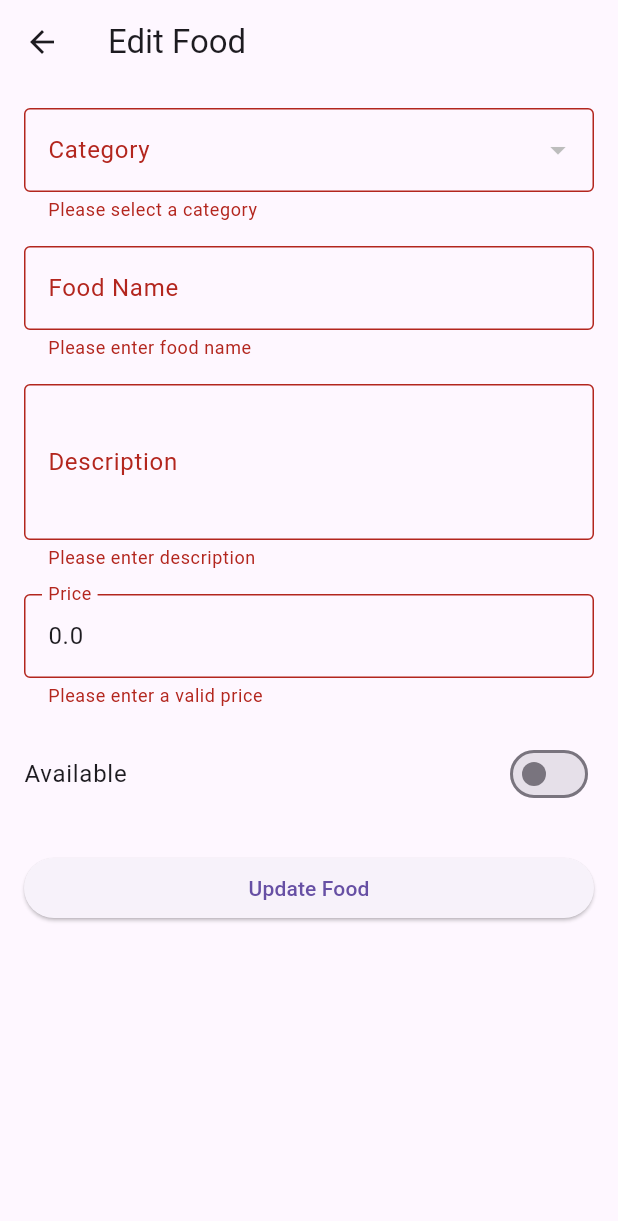
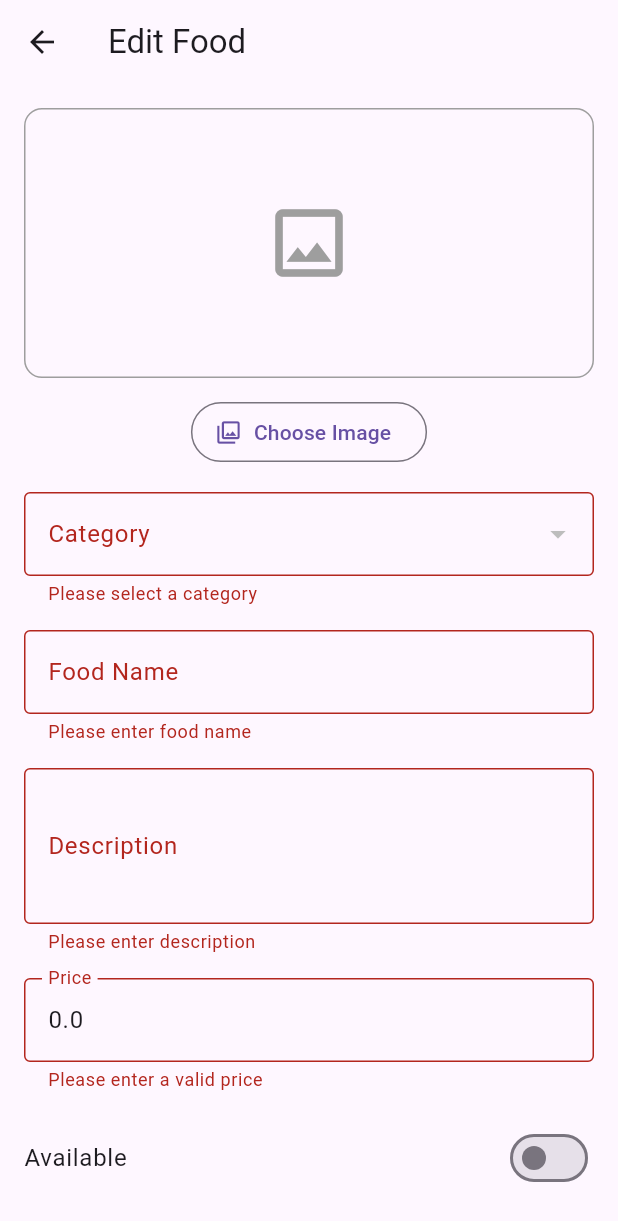
Before and after one commit to RawalAnuma/restaurant_management_app, a Flutter app: the EditFoodScreen screen opened directly with empty values, after a tap on "Update Food", on a phone screen of 412 x 824 dp. Shown: the top 1221 px of the screen. Run offline on Flutter 3.47's test engine with Material 3 defaults, Android fonts, the light colour scheme and no system bars; our stand-ins replace image_picker, shared_preferences; accounts and stored records are empty; network calls fail.

Commit message:
feat: add food image editing

```diff
--- a/lib/screens/edit_food_screen.dart
+++ b/lib/screens/edit_food_screen.dart
@@ -1,3 +1,6 @@
+import 'dart:io';
+
+import 'package:image_picker/image_picker.dart';
 import 'package:flutter/material.dart';
 import 'package:provider/provider.dart';
 
@@ -24,6 +27,21 @@ class _EditFoodScreenState extends State<EditFoodScreen> {
 
   CategoryModel? _selectedCategory;
   late bool _status;
+  File? _selectedImage;
+
+  Future<void> _pickImage() async {
+    final picker = ImagePicker();
+
+    final pickedFile = await picker.pickImage(source: ImageSource.gallery);
+
+    if (pickedFile == null) {
+      return;
+    }
+
+    setState(() {
+      _selectedImage = File(pickedFile.path);
+    });
+  }
 
   @override
   void initState() {
@@ -77,18 +95,38 @@ class _EditFoodScreenState extends State<EditFoodScreen> {
       return;
     }
 
+    if (_selectedCategory == null) {
+      ScaffoldMessenger.of(
+        context,
+      ).showSnackBar(const SnackBar(content: Text('Please select a category')));
+      return;
+    }
+
     final foodProvider = context.read<FoodProvider>();
 
     try {
+      if (_selectedImage != null) {
+        // New image selected
+        await foodProvider.updateFoodWithImage(
+          id: widget.food.id,
+          categoryId: _selectedCategory!.id,
+          name: _nameController.text.trim(),
+          description: _descriptionController.text.trim(),
+          price: double.parse(_priceController.text.trim()),
+          image: _selectedImage!,
+          status: _status,
+        );
+      } else {
+        // No new image selected
         await foodProvider.updateFood(
           id: widget.food.id,
           categoryId: _selectedCategory!.id,
           name: _nameController.text.trim(),
           description: _descriptionController.text.trim(),
           price: double.parse(_priceController.text.trim()),
-        image: widget.food.image,
           status: _status,
         );
+      }
 
       if (!mounted) return;
 
@@ -98,7 +136,7 @@ class _EditFoodScreenState extends State<EditFoodScreen> {
 
       Navigator.pop(context);
     } catch (e) {
-      if (!context.mounted) return;
+      if (!mounted) return;
 
       ScaffoldMessenger.of(
         context,
@@ -116,6 +154,68 @@ class _EditFoodScreenState extends State<EditFoodScreen> {
           key: _formKey,
           child: ListView(
             children: [
+              Center(
+                child: Column(
+                  children: [
+                    if (_selectedImage != null)
+                      ClipRRect(
+                        borderRadius: BorderRadius.circular(12),
+                        child: Image.file(
+                          _selectedImage!,
+                          height: 180,
+                          width: double.infinity,
+                          fit: BoxFit.cover,
+                        ),
+                      )
+                    else if (widget.food.image != null &&
+                        widget.food.image!.isNotEmpty)
+                      ClipRRect(
+                        borderRadius: BorderRadius.circular(12),
+                        child: Image.network(
+                          widget.food.image!,
+                          height: 180,
+                          width: double.infinity,
+                          fit: BoxFit.cover,
+                          errorBuilder: (context, error, stackTrace) {
+                            return const SizedBox(
+                              height: 180,
+                              child: Center(
+                                child: Icon(
+                                  Icons.broken_image_outlined,
+                                  size: 60,
+                                ),
+                              ),
+                            );
+                          },
+                        ),
+                      )
+                    else
+                      Container(
+                        height: 180,
+                        width: double.infinity,
+                        decoration: BoxDecoration(
+                          border: Border.all(color: Colors.grey),
+                          borderRadius: BorderRadius.circular(12),
+                        ),
+                        child: const Icon(
+                          Icons.image_outlined,
+                          size: 60,
+                          color: Colors.grey,
+                        ),
+                      ),
+
+                    const SizedBox(height: 12),
+
+                    OutlinedButton.icon(
+                      onPressed: _pickImage,
+                      icon: const Icon(Icons.photo_library_outlined),
+                      label: const Text('Choose Image'),
+                    ),
+                  ],
+                ),
+              ),
+
+              const SizedBox(height: 16),
               Consumer<CategoryProvider>(
                 builder: (context, categoryProvider, child) {
                   if (categoryProvider.isLoading) {
```
Lines whose indentation alone changed are shown as unchanged.
